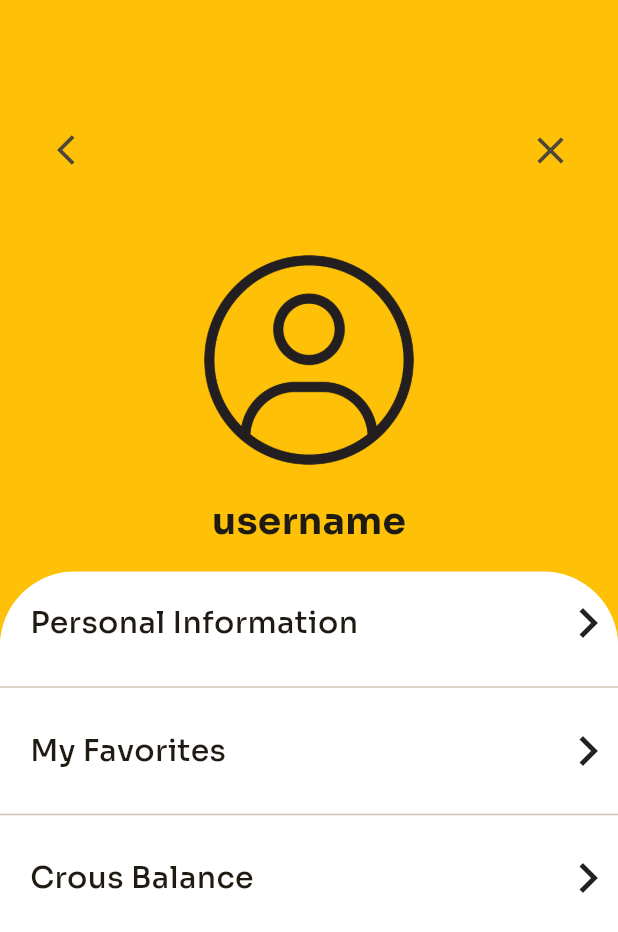
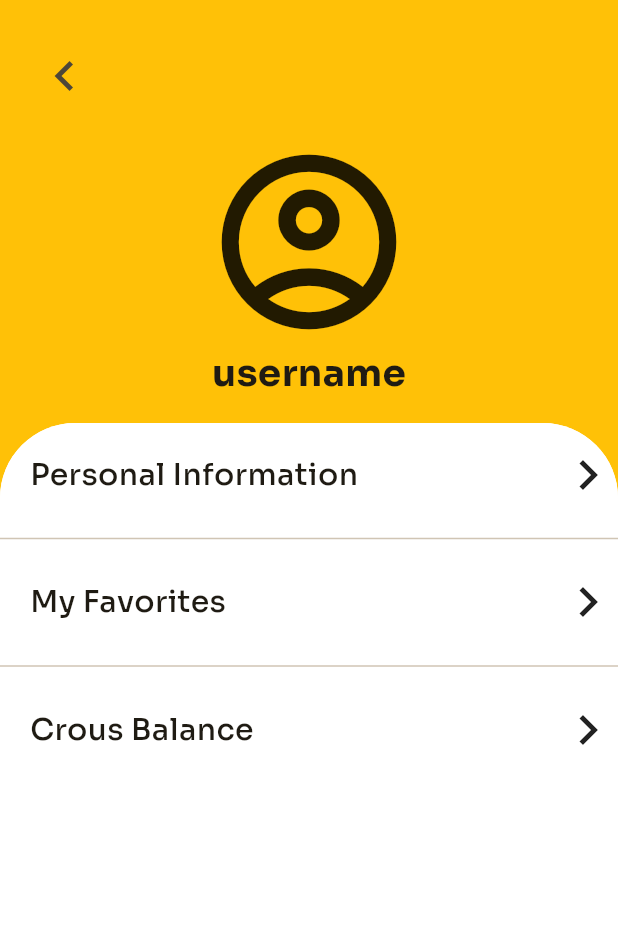
Before and after one commit to Matheo-delaunay/imt-framework-front, a Flutter app: the ProfilePage screen opened directly, on a phone screen of 412 x 824 dp. Shown: the top 932 px of the screen. Run offline on Flutter 3.47's test engine with Material 2 defaults, Android fonts, the phone set to English and light mode, and no system bars; our stand-ins replace simple_animations, supercharged.

Commit message:
Fix/IF-38_top_bar_refactor (#21)
* fix: image size

* fix: appbar implementation

```diff
--- a/lib/main.dart
+++ b/lib/main.dart
@@ -32,7 +32,7 @@ class MyApp extends StatelessWidget {
           ),
         ),
         home: OnboardingScreen(),
-      ),
+      )
     );
   }
 }
--- a/lib/views/pages/favorites_page.dart
+++ b/lib/views/pages/favorites_page.dart
@@ -26,9 +26,6 @@ class _FavoritesPageState extends State<FavoritesPage> {
           ), Column(
               children: [
                 TopAppBar(arrowVisible: widget.arrowVisible, heartVisible: false, title: 'My Favorites'),
-                SizedBox(
-                  height: 15,
-                ),
                 Expanded(
                   flex: 3,
                   child: ClipRRect(
--- a/lib/views/pages/order_confirmation_page.dart
+++ b/lib/views/pages/order_confirmation_page.dart
@@ -17,7 +17,8 @@ class OrderConfirmation extends StatelessWidget {
                 Text('DishDash', style: TextStyle(fontSize: 50, fontFamily: 'Sofia'),),
                 SizedBox(height: 20,),
                 Image(image: AssetImage('assets/images/delivery.png'),
-                    width: MediaQuery.sizeOf(context).width *0.8),
+                    width: MediaQuery.sizeOf(context).width *0.8,
+                    height: MediaQuery.sizeOf(context).height *0.4 ),
                 SizedBox(height: 20,),
                 Text('Thanks for you order!',
                   style: TextStyle(fontSize: 23, fontFamily: 'Sora', fontWeight: FontWeight.bold),),
--- a/lib/views/pages/profile_page.dart
+++ b/lib/views/pages/profile_page.dart
@@ -3,6 +3,7 @@ import 'package:flutter/material.dart';
 import 'package:imt_framework_front/views/pages/crous_balance_page.dart';
 import 'package:imt_framework_front/views/pages/favorites_page.dart';
 import 'package:imt_framework_front/views/pages/personal_information_page.dart';
+import 'package:imt_framework_front/views/widgets/appbar/appBar.dart';
 
 class ProfilePage extends StatefulWidget {
   const ProfilePage({super.key, required this.username});
@@ -36,34 +37,9 @@ class _ProfilePageState extends State<ProfilePage> {
           Container(
             child: Column(
               children: [
-                SizedBox(
-                  height: 50,
-                ),
-                Row(
-                  mainAxisAlignment: MainAxisAlignment.spaceBetween,
-                  children: [
-                    IconButton(
-                      onPressed: () {
-                        Navigator.pop(context);
-                      },
-                      icon: Icon(Icons.arrow_back_ios),
-                      padding: EdgeInsets.all(38),
-                    ),
-                    IconButton(
-                      onPressed: () {},
-                      icon: Icon(Icons.close),
-                      padding: EdgeInsets.all(30),
-                      iconSize: 30,
-                    )
-                  ],
-                ),
+                TopAppBar(arrowVisible: true, heartVisible: false, title: ''),
                 Container(
-                  child: CircleAvatar(
-                    backgroundImage:
-                    AssetImage('assets/images/profile_icon.png'),
-                    backgroundColor: Colors.amber,
-                    radius: 90,
-                  ),
+                  child: Icon(Icons.account_circle_outlined, size: 140,)
                 ),
                 Text('${widget.username}',
                     style: TextStyle(
--- a/lib/views/widgets/appbar/appBar.dart
+++ b/lib/views/widgets/appbar/appBar.dart
@@ -21,22 +21,22 @@ class TopAppBar extends StatelessWidget implements PreferredSizeWidget {
   Widget build(BuildContext context) {
     return SafeArea(
         child: Padding(
-          padding: const EdgeInsets.only(top: 20.0),
+          padding: const EdgeInsets.only(top: 20.0, bottom: 10),
           child: Row(
             mainAxisAlignment: MainAxisAlignment.spaceBetween,
             children: [
               Visibility(
                 visible: arrowVisible,
                 child: Padding(
-                  padding: const EdgeInsets.only(left: 20.0),
+                  padding: const EdgeInsets.only(left: 15.0),
                   child: IconButton(
                       onPressed: () => {Navigator.pop(context)},
-                      icon: Icon(Icons.keyboard_arrow_left, size: 50,),),
+                      icon: Icon(Icons.keyboard_arrow_left, size: 40,),),
                 ),
               ),
                 Text(title,
                   style: TextStyle(
-                      fontSize: 26,
+                      fontSize: 23,
                       fontWeight: FontWeight.bold,
                   ),
               ),
@@ -44,12 +44,12 @@ class TopAppBar extends StatelessWidget implements PreferredSizeWidget {
               Visibility(
                 visible: true,
                 child: Padding(
-                  padding: const EdgeInsets.only(right: 20.0),
+                  padding: const EdgeInsets.only(right: 15.0),
                   child: AbsorbPointer(
                     absorbing: true,
                     child: IconButton(
                         onPressed: () {},
-                        icon: Icon(Icons.favorite_border,size: 40,color: heartVisible? Colors.black:AppColors.transparent,)
+                        icon: Icon(Icons.favorite_border,size: 45,color: heartVisible? Colors.black:AppColors.transparent,)
                     ),
                   ),
                 ),
```
Also changed, not shown: lib/views/pages/crous_balance_page.dart (+2 -23 lines), lib/views/pages/personal_information_page.dart (+3 -23 lines).
